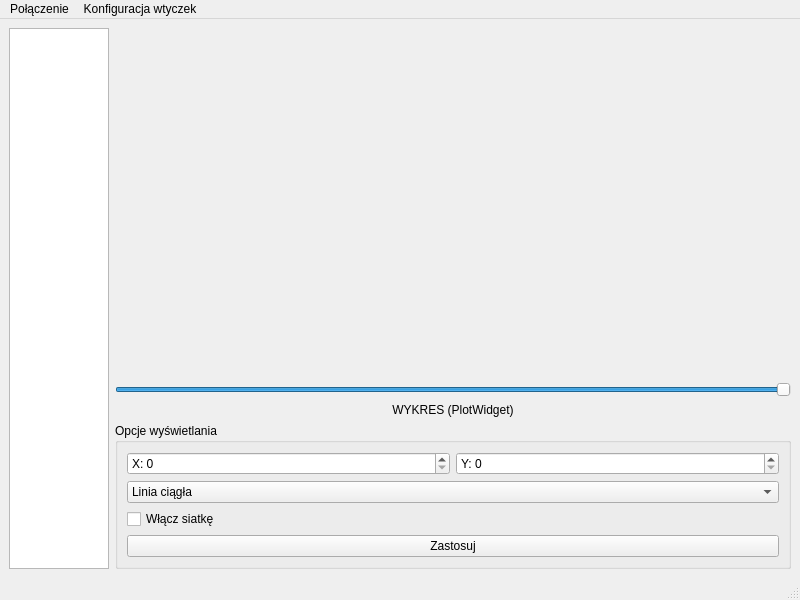
ImZyto/scada, file scada/mainwindow.ui: the form before one commit.
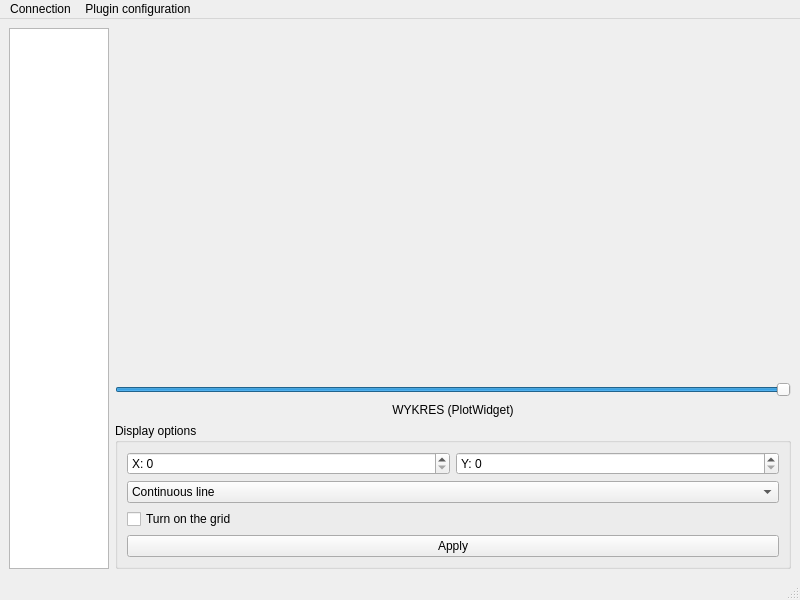
The form after the commit. Custom widgets are drawn as their Qt base class.

The edit to the form file:
```diff
--- a/scada/mainwindow.ui
+++ b/scada/mainwindow.ui
@@ -84,7 +84,7 @@
          </size>
         </property>
         <property name="title">
-         <string>Opcje wyświetlania</string>
+         <string>Display options</string>
         </property>
         <layout class="QVBoxLayout" name="groupBoxLayout">
          <item>
@@ -109,7 +109,7 @@
           <widget class="QComboBox" name="comboBoxLineStyle">
            <item>
             <property name="text">
-             <string>Linia ciągła</string>
+             <string>Continuous line</string>
             </property>
            </item>
            <item>
@@ -127,14 +127,14 @@
          <item>
           <widget class="QCheckBox" name="checkBoxGrid">
            <property name="text">
-            <string>Włącz siatkę</string>
+            <string>Turn on the grid</string>
            </property>
           </widget>
          </item>
          <item>
           <widget class="QPushButton" name="buttonApplyOptions">
            <property name="text">
-            <string>Zastosuj</string>
+            <string>Apply</string>
            </property>
           </widget>
          </item>
@@ -156,7 +156,7 @@
    </property>
    <widget class="QMenu" name="menuPolaczenie">
     <property name="title">
-     <string>Połączenie</string>
+     <string>Connection</string>
     </property>
     <addaction name="actionPolaczZSerwerem"/>
     <addaction name="actionRozlacz"/>
@@ -164,7 +164,7 @@
    </widget>
    <widget class="QMenu" name="menuKonfiguracjaWtyczek">
     <property name="title">
-     <string>Konfiguracja wtyczek</string>
+     <string>Plugin configuration</string>
     </property>
     <addaction name="actionDodajFiltr"/>
     <addaction name="actionUsunFiltr"/>
```
Left out of the diff: 16 changed lines with no effect on the pictures.
